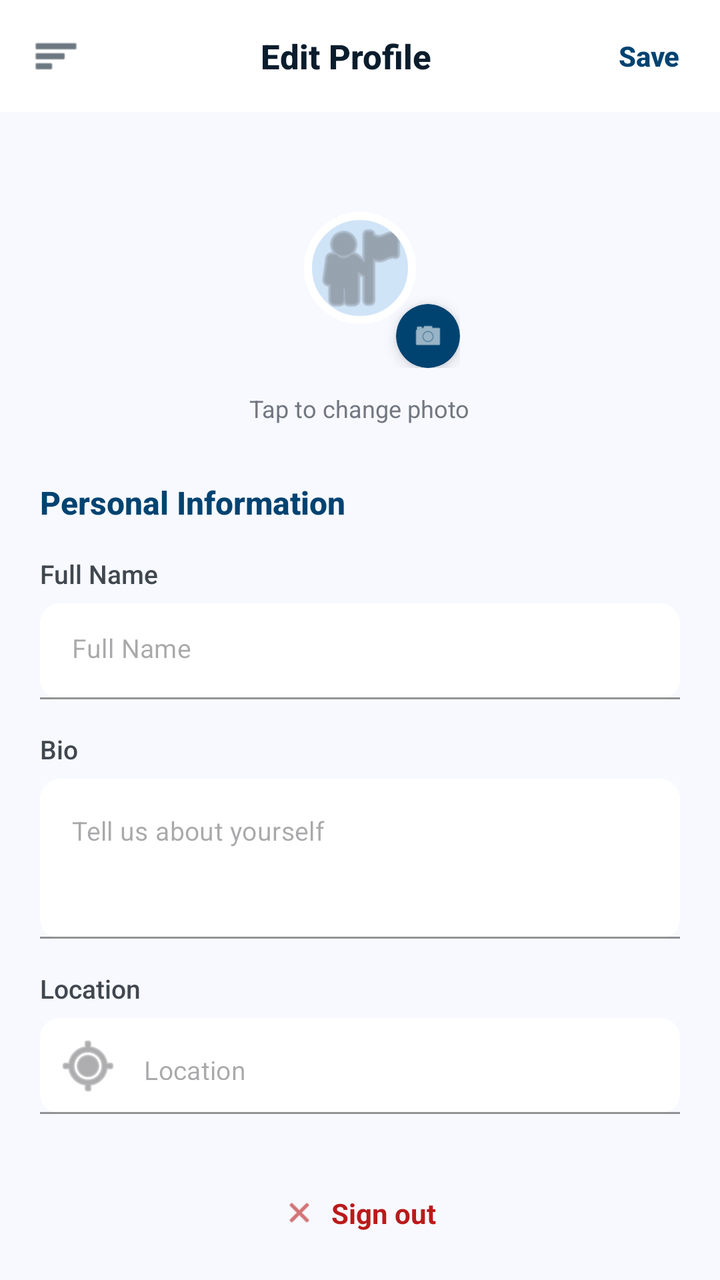
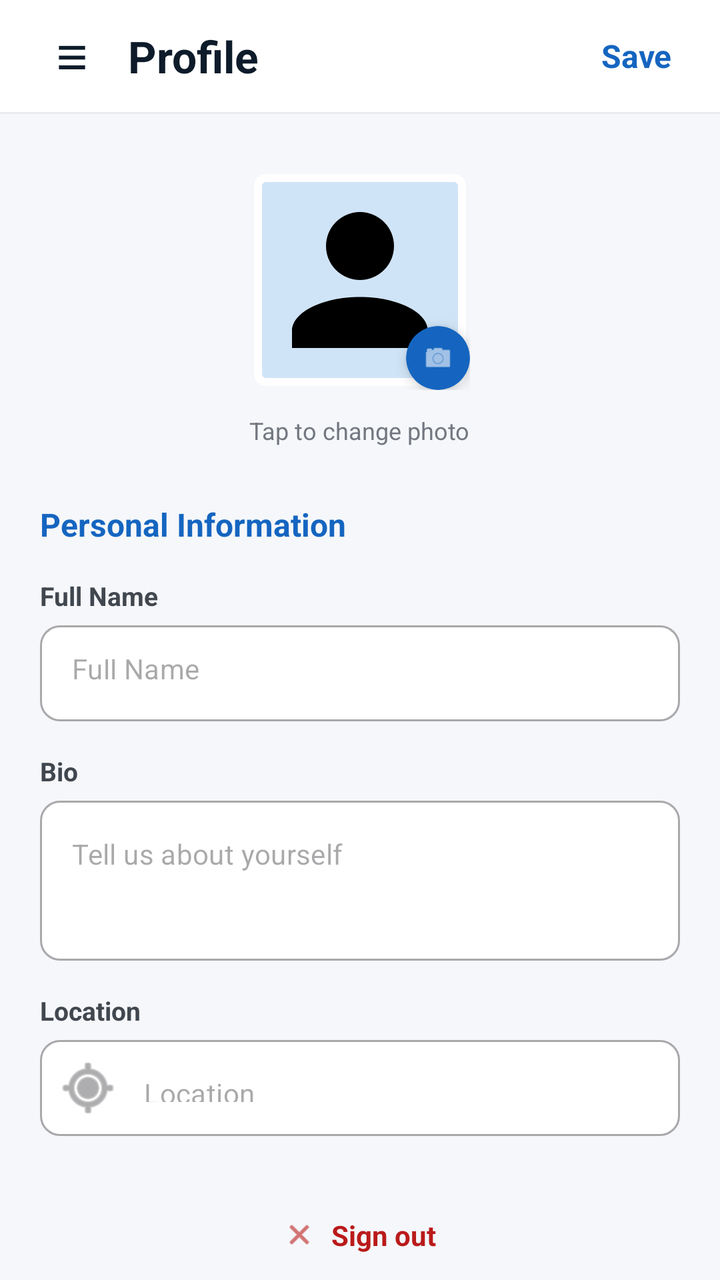

An Android layout rendered at two revisions. The XML below is the earlier revision; the diff shows what the commit changed to produce the second picture.
<!-- AndroidManifest.xml: application theme Theme.Kabarin -->
<!-- res/layout/fragment_profile.xml -->
<?xml version="1.0" encoding="utf-8"?>
<androidx.coordinatorlayout.widget.CoordinatorLayout
    xmlns:android="http://schemas.android.com/apk/res/android"
    xmlns:app="http://schemas.android.com/apk/res-auto"
    xmlns:tools="http://schemas.android.com/tools"
    android:layout_width="match_parent"
    android:layout_height="match_parent"
    android:background="#F7F9FF"
    tools:context="fragment.ProfileFragment">

    
    <com.google.android.material.appbar.AppBarLayout
        android:layout_width="match_parent"
        android:layout_height="wrap_content"
        android:background="#FFFFFF"
        app:elevation="2dp">

        <LinearLayout
            android:layout_width="match_parent"
            android:layout_height="56dp"
            android:orientation="horizontal"
            android:gravity="center_vertical"
            android:paddingStart="16dp"
            android:paddingEnd="16dp">

            
            <ImageView
                android:id="@+id/ivMenu"
                android:layout_width="24dp"
                android:layout_height="24dp"
                android:src="@android:drawable/ic_menu_sort_by_size"
                android:contentDescription="Menu"
                app:tint="#0A1D2D" />

            <TextView
                android:layout_width="0dp"
                android:layout_height="wrap_content"
                android:layout_weight="1"
                android:text="Edit Profile"
                android:textColor="#0A1D2D"
                android:textSize="17sp"
                android:textStyle="bold"
                android:fontFamily="sans-serif-medium"
                android:gravity="center" />

            
            <TextView
                android:id="@+id/tvSave"
                android:layout_width="wrap_content"
                android:layout_height="wrap_content"
                android:text="Save"
                android:textColor="#004371"
                android:textSize="14sp"
                android:textStyle="bold"
                android:fontFamily="sans-serif-medium"
                android:padding="4dp" />

        </LinearLayout>

    </com.google.android.material.appbar.AppBarLayout>

    <androidx.core.widget.NestedScrollView
        android:layout_width="match_parent"
        android:layout_height="match_parent"
        android:fillViewport="true"
        app:layout_behavior="@string/appbar_scrolling_view_behavior">

        <LinearLayout
            android:layout_width="match_parent"
            android:layout_height="wrap_content"
            android:orientation="vertical"
            android:paddingStart="20dp"
            android:paddingEnd="20dp"
            android:paddingTop="28dp"
            android:paddingBottom="80dp">

            
            <LinearLayout
                android:layout_width="match_parent"
                android:layout_height="wrap_content"
                android:orientation="vertical"
                android:gravity="center"
                android:layout_marginBottom="28dp">

                <FrameLayout
                    android:id="@+id/frameProfilePicture"
                    android:layout_width="100dp"
                    android:layout_height="100dp">

                    
                    <com.google.android.material.imageview.ShapeableImageView
                        android:id="@+id/ivProfilePhoto"
                        android:layout_width="match_parent"
                        android:layout_height="match_parent"
                        android:scaleType="centerCrop"
                        android:src="@android:drawable/ic_menu_myplaces"
                        android:background="#D0E4F7"
                        android:padding="24dp"
                        app:tint="#727780"
                        app:shapeAppearanceOverlay="@style/ShapeAppearance.Kabarin.Circle"
                        app:strokeColor="#FFFFFF"
                        app:strokeWidth="4dp" />

                    
                    <com.google.android.material.card.MaterialCardView
                        android:layout_width="32dp"
                        android:layout_height="32dp"
                        android:layout_gravity="bottom|end"
                        app:cardCornerRadius="16dp"
                        app:cardElevation="4dp"
                        app:cardBackgroundColor="#004371"
                        app:strokeWidth="0dp">

                        <ImageView
                            android:layout_width="16dp"
                            android:layout_height="16dp"
                            android:layout_gravity="center"
                            android:src="@android:drawable/ic_menu_camera"
                            android:contentDescription="Upload Photo"
                            app:tint="#FFFFFF" />

                    </com.google.android.material.card.MaterialCardView>

                </FrameLayout>

                <TextView
                    android:layout_width="wrap_content"
                    android:layout_height="wrap_content"
                    android:layout_marginTop="12dp"
                    android:text="Tap to change photo"
                    android:textColor="#727780"
                    android:textSize="12sp"
                    android:fontFamily="sans-serif" />

            </LinearLayout>

            
            <TextView
                android:layout_width="wrap_content"
                android:layout_height="wrap_content"
                android:layout_marginBottom="16dp"
                android:text="Personal Information"
                android:textColor="#004371"
                android:textSize="16sp"
                android:textStyle="bold"
                android:fontFamily="sans-serif-medium" />

            
            <TextView
                android:layout_width="wrap_content"
                android:layout_height="wrap_content"
                android:layout_marginBottom="6dp"
                android:text="Full Name"
                android:textColor="#41474F"
                android:textSize="13sp"
                android:fontFamily="sans-serif-medium" />

            <com.google.android.material.textfield.TextInputLayout
                android:layout_width="match_parent"
                android:layout_height="wrap_content"
                android:layout_marginBottom="16dp"
                app:boxBackgroundColor="#FFFFFF"
                app:boxBackgroundMode="filled"
                app:boxCornerRadiusTopStart="10dp"
                app:boxCornerRadiusTopEnd="10dp"
                app:boxCornerRadiusBottomStart="10dp"
                app:boxCornerRadiusBottomEnd="10dp"
                app:boxStrokeColor="#D0E4F7"
                app:boxStrokeWidth="1dp"
                app:hintEnabled="false"
                style="@style/Widget.MaterialComponents.TextInputLayout.OutlinedBox">

                <com.google.android.material.textfield.TextInputEditText
                    android:id="@+id/etFullName"
                    android:layout_width="match_parent"
                    android:layout_height="48dp"
                    android:hint="Full Name"
                    android:textColor="#0A1D2D"
                    android:textSize="13sp"
                    android:inputType="textPersonName"
                    android:fontFamily="sans-serif" />

            </com.google.android.material.textfield.TextInputLayout>

            
            <TextView
                android:layout_width="wrap_content"
                android:layout_height="wrap_content"
                android:layout_marginBottom="6dp"
                android:text="Bio"
                android:textColor="#41474F"
                android:textSize="13sp"
                android:fontFamily="sans-serif-medium" />

            <com.google.android.material.textfield.TextInputLayout
                android:layout_width="match_parent"
                android:layout_height="wrap_content"
                android:layout_marginBottom="16dp"
                app:boxBackgroundColor="#FFFFFF"
                app:boxBackgroundMode="filled"
                app:boxCornerRadiusTopStart="10dp"
                app:boxCornerRadiusTopEnd="10dp"
                app:boxCornerRadiusBottomStart="10dp"
                app:boxCornerRadiusBottomEnd="10dp"
                app:boxStrokeColor="#D0E4F7"
                app:boxStrokeWidth="1dp"
                app:hintEnabled="false"
                style="@style/Widget.MaterialComponents.TextInputLayout.OutlinedBox">

                <com.google.android.material.textfield.TextInputEditText
                    android:id="@+id/etBio"
                    android:layout_width="match_parent"
                    android:layout_height="wrap_content"
                    android:minHeight="80dp"
                    android:gravity="top"
                    android:hint="Tell us about yourself"
                    android:textColor="#0A1D2D"
                    android:textSize="13sp"
                    android:inputType="textMultiLine"
                    android:fontFamily="sans-serif" />

            </com.google.android.material.textfield.TextInputLayout>

            
            <TextView
                android:layout_width="wrap_content"
                android:layout_height="wrap_content"
                android:layout_marginBottom="6dp"
                android:text="Location"
                android:textColor="#41474F"
                android:textSize="13sp"
                android:fontFamily="sans-serif-medium" />

            <com.google.android.material.textfield.TextInputLayout
                android:layout_width="match_parent"
                android:layout_height="wrap_content"
                android:layout_marginBottom="28dp"
                app:boxBackgroundColor="#FFFFFF"
                app:boxBackgroundMode="filled"
                app:boxCornerRadiusTopStart="10dp"
                app:boxCornerRadiusTopEnd="10dp"
                app:boxCornerRadiusBottomStart="10dp"
                app:boxCornerRadiusBottomEnd="10dp"
                app:boxStrokeColor="#D0E4F7"
                app:boxStrokeWidth="1dp"
                app:hintEnabled="false"
                app:startIconDrawable="@android:drawable/ic_menu_mylocation"
                style="@style/Widget.MaterialComponents.TextInputLayout.OutlinedBox">

                <com.google.android.material.textfield.TextInputEditText
                    android:id="@+id/etLocation"
                    android:layout_width="match_parent"
                    android:layout_height="48dp"
                    android:hint="Location"
                    android:textColor="#0A1D2D"
                    android:textSize="13sp"
                    android:inputType="text"
                    android:fontFamily="sans-serif" />

            </com.google.android.material.textfield.TextInputLayout>

            <LinearLayout
                android:id="@+id/layoutSignOut"
                android:layout_width="match_parent"
                android:layout_height="wrap_content"
                android:orientation="horizontal"
                android:gravity="center"
                android:padding="12dp">

                <ImageView
                    android:layout_width="16dp"
                    android:layout_height="16dp"
                    android:layout_marginEnd="8dp"
                    android:src="@android:drawable/ic_menu_close_clear_cancel"
                    android:contentDescription="Logout Icon"
                    app:tint="#BA1A1A" />

                <TextView
                    android:id="@+id/tvSignOut"
                    android:layout_width="wrap_content"
                    android:layout_height="wrap_content"
                    android:text="Sign out"
                    android:textColor="#BA1A1A"
                    android:textSize="14sp"
                    android:textStyle="bold" />

            </LinearLayout>

        </LinearLayout>
    </androidx.core.widget.NestedScrollView>

</androidx.coordinatorlayout.widget.CoordinatorLayout>
<!-- resources referenced by this layout -->
<resources>
  <style name="ShapeAppearance.Kabarin.Circle" parent="">
          <item name="cornerSize">50%</item>
      </style>
  <style name="Theme.Kabarin" parent="Base.Theme.Kabarin" />
  <style name="Base.Theme.Kabarin" parent="Theme.Material3.DayNight.NoActionBar">
          
          
      </style>
</resources>

<!-- the commit's change to res/layout/fragment_profile.xml (unified diff, before → after) -->
@@ -1,69 +1,77 @@
 <?xml version="1.0" encoding="utf-8"?>
-<androidx.coordinatorlayout.widget.CoordinatorLayout
+<androidx.constraintlayout.widget.ConstraintLayout
     xmlns:android="http://schemas.android.com/apk/res/android"
     xmlns:app="http://schemas.android.com/apk/res-auto"
     xmlns:tools="http://schemas.android.com/tools"
     android:layout_width="match_parent"
     android:layout_height="match_parent"
-    android:background="#F7F9FF"
-    tools:context="fragment.ProfileFragment">
+    android:background="#F5F7FA">
 
     
-    <com.google.android.material.appbar.AppBarLayout
+    <LinearLayout
+        android:id="@+id/layoutHeader"
         android:layout_width="match_parent"
-        android:layout_height="wrap_content"
+        android:layout_height="56dp"
+        android:orientation="horizontal"
+        android:gravity="center_vertical"
+        android:paddingStart="16dp"
+        android:paddingEnd="16dp"
         android:background="#FFFFFF"
-        app:elevation="2dp">
-
-        <LinearLayout
-            android:layout_width="match_parent"
-            android:layout_height="56dp"
-            android:orientation="horizontal"
-            android:gravity="center_vertical"
-            android:paddingStart="16dp"
-            android:paddingEnd="16dp">
-
-            
-            <ImageView
-                android:id="@+id/ivMenu"
-                android:layout_width="24dp"
-                android:layout_height="24dp"
-                android:src="@android:drawable/ic_menu_sort_by_size"
-                android:contentDescription="Menu"
-                app:tint="#0A1D2D" />
-
-            <TextView
-                android:layout_width="0dp"
-                android:layout_height="wrap_content"
-                android:layout_weight="1"
-                android:text="Edit Profile"
-                android:textColor="#0A1D2D"
-                android:textSize="17sp"
-                android:textStyle="bold"
-                android:fontFamily="sans-serif-medium"
-                android:gravity="center" />
-
-            
-            <TextView
-                android:id="@+id/tvSave"
-                android:layout_width="wrap_content"
-                android:layout_height="wrap_content"
-                android:text="Save"
-                android:textColor="#004371"
-                android:textSize="14sp"
-                android:textStyle="bold"
-                android:fontFamily="sans-serif-medium"
-                android:padding="4dp" />
-
-        </LinearLayout>
-
-    </com.google.android.material.appbar.AppBarLayout>
-
+        app:layout_constraintTop_toTopOf="parent">
+
+        <TextView
+            android:id="@+id/btnMenu"
+            android:layout_width="40dp"
+            android:layout_height="40dp"
+            android:text="≡"
+            android:textSize="28sp"
+            android:textColor="#0D1B2A"
+            android:gravity="center"
+            android:background="?attr/selectableItemBackgroundBorderless"
+            android:clickable="true"
+            android:focusable="true" />
+
+        <TextView
+            android:id="@+id/tvHeaderTitle"
+            android:layout_width="0dp"
+            android:layout_height="wrap_content"
+            android:layout_weight="1"
+            android:text="Profile"
+            android:textSize="22sp"
+            android:textStyle="bold"
+            android:textColor="#0D1B2A"
+            android:layout_marginStart="8dp" />
+
+        
+        <TextView
+            android:id="@+id/tvSave"
+            android:layout_width="wrap_content"
+            android:layout_height="wrap_content"
+            android:text="Save"
+            android:textColor="#1565C0"
+            android:textSize="16sp"
+            android:textStyle="bold"
+            android:padding="8dp"
+            android:background="?attr/selectableItemBackgroundBorderless"
+            android:clickable="true"
+            android:focusable="true" />
+
+    </LinearLayout>
+
+    <View
+        android:id="@+id/divider"
+        android:layout_width="match_parent"
+        android:layout_height="1dp"
+        android:background="#E8ECF0"
+        app:layout_constraintTop_toBottomOf="@id/layoutHeader" />
+
+    
     <androidx.core.widget.NestedScrollView
         android:layout_width="match_parent"
-        android:layout_height="match_parent"
+        android:layout_height="0dp"
         android:fillViewport="true"
-        app:layout_behavior="@string/appbar_scrolling_view_behavior">
+        app:layout_constraintTop_toBottomOf="@id/divider"
+        app:layout_constraintBottom_toBottomOf="parent">
 
         <LinearLayout
             android:layout_width="match_parent"
@@ -84,31 +92,28 @@
 
                 <FrameLayout
                     android:id="@+id/frameProfilePicture"
-                    android:layout_width="100dp"
-                    android:layout_height="100dp">
-
-                    
+                    android:layout_width="110dp"
+                    android:layout_height="110dp">
+
                     <com.google.android.material.imageview.ShapeableImageView
                         android:id="@+id/ivProfilePhoto"
                         android:layout_width="match_parent"
                         android:layout_height="match_parent"
                         android:scaleType="centerCrop"
-                        android:src="@android:drawable/ic_menu_myplaces"
+                        android:src="@drawable/ic_profile"
                         android:background="#D0E4F7"
-                        android:padding="24dp"
-                        app:tint="#727780"
-                        app:shapeAppearanceOverlay="@style/ShapeAppearance.Kabarin.Circle"
+                        android:padding="4dp"
+                        app:shapeAppearanceOverlay="@style/ShapeAppearance.MaterialComponents.SmallComponent"
                         app:strokeColor="#FFFFFF"
                         app:strokeWidth="4dp" />
 
-                    
                     <com.google.android.material.card.MaterialCardView
                         android:layout_width="32dp"
                         android:layout_height="32dp"
                         android:layout_gravity="bottom|end"
                         app:cardCornerRadius="16dp"
                         app:cardElevation="4dp"
-                        app:cardBackgroundColor="#004371"
+                        app:cardBackgroundColor="#1565C0"
                         app:strokeWidth="0dp">
 
                         <ImageView
@@ -129,8 +134,7 @@
                     android:layout_marginTop="12dp"
                     android:text="Tap to change photo"
                     android:textColor="#727780"
-                    android:textSize="12sp"
-                    android:fontFamily="sans-serif" />
+                    android:textSize="12sp" />
 
             </LinearLayout>
 
@@ -140,12 +144,10 @@
                 android:layout_height="wrap_content"
                 android:layout_marginBottom="16dp"
                 android:text="Personal Information"
-                android:textColor="#004371"
+                android:textColor="#1565C0"
                 android:textSize="16sp"
-                android:textStyle="bold"
-                android:fontFamily="sans-serif-medium" />
-
-            
+                android:textStyle="bold" />
+
             <TextView
                 android:layout_width="wrap_content"
                 android:layout_height="wrap_content"
@@ -153,20 +155,17 @@
                 android:text="Full Name"
                 android:textColor="#41474F"
                 android:textSize="13sp"
-                android:fontFamily="sans-serif-medium" />
+                android:textStyle="bold" />
 
             <com.google.android.material.textfield.TextInputLayout
                 android:layout_width="match_parent"
                 android:layout_height="wrap_content"
                 android:layout_marginBottom="16dp"
                 app:boxBackgroundColor="#FFFFFF"
-                app:boxBackgroundMode="filled"
                 app:boxCornerRadiusTopStart="10dp"
                 app:boxCornerRadiusTopEnd="10dp"
                 app:boxCornerRadiusBottomStart="10dp"
                 app:boxCornerRadiusBottomEnd="10dp"
-                app:boxStrokeColor="#D0E4F7"
-                app:boxStrokeWidth="1dp"
                 app:hintEnabled="false"
                 style="@style/Widget.MaterialComponents.TextInputLayout.OutlinedBox">
 
@@ -176,13 +175,10 @@
                     android:layout_height="48dp"
                     android:hint="Full Name"
                     android:textColor="#0A1D2D"
-                    android:textSize="13sp"
-                    android:inputType="textPersonName"
-                    android:fontFamily="sans-serif" />
+                    android:textSize="14sp" />
 
             </com.google.android.material.textfield.TextInputLayout>
 
-            
             <TextView
                 android:layout_width="wrap_content"
                 android:layout_height="wrap_content"
@@ -190,20 +186,17 @@
                 android:text="Bio"
                 android:textColor="#41474F"
                 android:textSize="13sp"
-                android:fontFamily="sans-serif-medium" />
+                android:textStyle="bold" />
 
             <com.google.android.material.textfield.TextInputLayout
                 android:layout_width="match_parent"
                 android:layout_height="wrap_content"
                 android:layout_marginBottom="16dp"
                 app:boxBackgroundColor="#FFFFFF"
-                app:boxBackgroundMode="filled"
                 app:boxCornerRadiusTopStart="10dp"
                 app:boxCornerRadiusTopEnd="10dp"
                 app:boxCornerRadiusBottomStart="10dp"
                 app:boxCornerRadiusBottomEnd="10dp"
-                app:boxStrokeColor="#D0E4F7"
-                app:boxStrokeWidth="1dp"
                 app:hintEnabled="false"
                 style="@style/Widget.MaterialComponents.TextInputLayout.OutlinedBox">
 
@@ -215,13 +208,11 @@
                     android:gravity="top"
                     android:hint="Tell us about yourself"
                     android:textColor="#0A1D2D"
-                    android:textSize="13sp"
-                    android:inputType="textMultiLine"
-                    android:fontFamily="sans-serif" />
+                    android:textSize="14sp"
+                    android:inputType="textMultiLine" />
 
             </com.google.android.material.textfield.TextInputLayout>
 
-            
             <TextView
                 android:layout_width="wrap_content"
                 android:layout_height="wrap_content"
@@ -229,20 +220,17 @@
                 android:text="Location"
                 android:textColor="#41474F"
                 android:textSize="13sp"
-                android:fontFamily="sans-serif-medium" />
+                android:textStyle="bold" />
 
             <com.google.android.material.textfield.TextInputLayout
                 android:layout_width="match_parent"
                 android:layout_height="wrap_content"
                 android:layout_marginBottom="28dp"
                 app:boxBackgroundColor="#FFFFFF"
-                app:boxBackgroundMode="filled"
                 app:boxCornerRadiusTopStart="10dp"
                 app:boxCornerRadiusTopEnd="10dp"
                 app:boxCornerRadiusBottomStart="10dp"
                 app:boxCornerRadiusBottomEnd="10dp"
-                app:boxStrokeColor="#D0E4F7"
-                app:boxStrokeWidth="1dp"
                 app:hintEnabled="false"
                 app:startIconDrawable="@android:drawable/ic_menu_mylocation"
                 style="@style/Widget.MaterialComponents.TextInputLayout.OutlinedBox">
@@ -253,9 +241,7 @@
                     android:layout_height="48dp"
                     android:hint="Location"
                     android:textColor="#0A1D2D"
-                    android:textSize="13sp"
-                    android:inputType="text"
-                    android:fontFamily="sans-serif" />
+                    android:textSize="14sp" />
 
             </com.google.android.material.textfield.TextInputLayout>
 
@@ -265,14 +251,16 @@
                 android:layout_height="wrap_content"
                 android:orientation="horizontal"
                 android:gravity="center"
-                android:padding="12dp">
+                android:padding="12dp"
+                android:background="?attr/selectableItemBackground"
+                android:clickable="true"
+                android:focusable="true">
 
                 <ImageView
                     android:layout_width="16dp"
                     android:layout_height="16dp"
                     android:layout_marginEnd="8dp"
                     android:src="@android:drawable/ic_menu_close_clear_cancel"
-                    android:contentDescription="Logout Icon"
                     app:tint="#BA1A1A" />
 
                 <TextView
@@ -289,4 +277,4 @@
         </LinearLayout>
     </androidx.core.widget.NestedScrollView>
 
-</androidx.coordinatorlayout.widget.CoordinatorLayout>
+</androidx.constraintlayout.widget.ConstraintLayout>
<!-- resource entries referenced after the edit -->
@@ -1,8 +1,15 @@
 <!-- resources referenced by this layout -->
 <resources>
-  <style name="ShapeAppearance.Kabarin.Circle" parent="">
-          <item name="cornerSize">50%</item>
-      </style>
+  <!-- drawable ic_profile (drawable) -->
+  <vector xmlns:android="http://schemas.android.com/apk/res/android"
+      android:width="24dp"
+      android:height="24dp"
+      android:viewportWidth="24"
+      android:viewportHeight="24">
+      <path
+          android:fillColor="#FF000000"
+          android:pathData="M12,4A4,4 0 0,1 16,8A4,4 0 0,1 12,12A4,4 0 0,1 8,8A4,4 0 0,1 12,4M12,14C16.42,14 20,15.79 20,18V20H4V18C4,15.79 7.58,14 12,14Z" />
+  </vector>
   <style name="Theme.Kabarin" parent="Base.Theme.Kabarin" />
   <style name="Base.Theme.Kabarin" parent="Theme.Material3.DayNight.NoActionBar">
           
